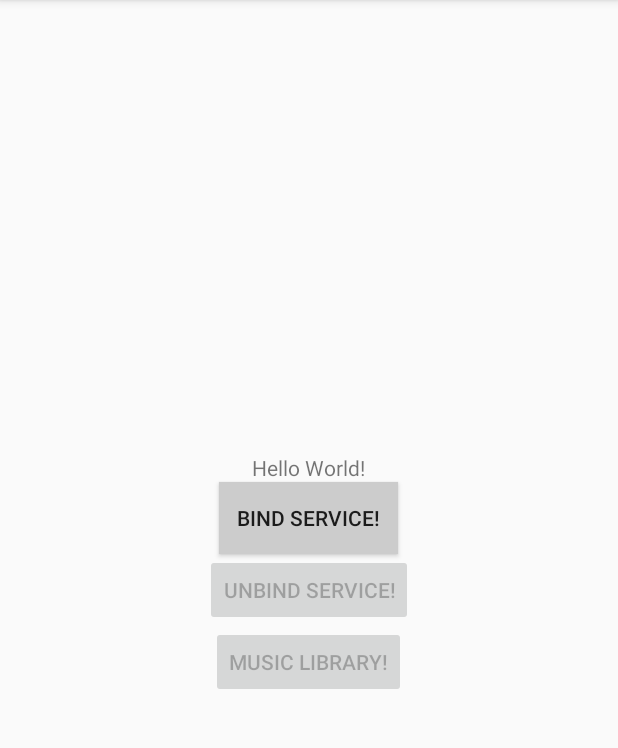
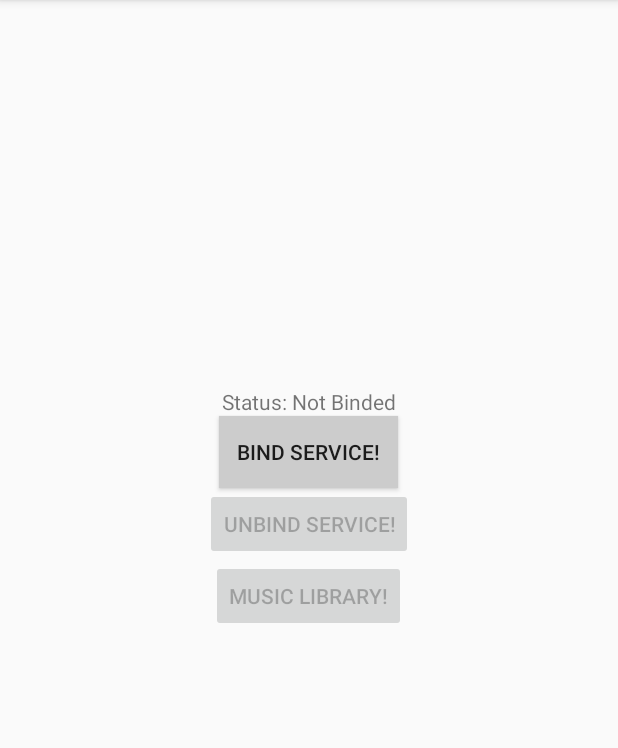
Before and after one commit to laxmena/Android-Services-and-Clients, an Android app: the screen it shows after launch (MainActivity), on a phone screen of 412 x 824 dp, the part 84-832 px from its top. Run offline under Robolectric (Android 15) with nearby library versions, the phone set to English and light mode, and no system bars; libraries missing offline, so code that uses them is left out: com.laxmena.musiccentralservice.

Commit message:
Checkpoint2

```diff
--- a/MusicClient/app/src/main/java/com/laxmena/musicclient/MainActivity.java
+++ b/MusicClient/app/src/main/java/com/laxmena/musicclient/MainActivity.java
@@ -8,26 +8,37 @@ import android.content.Intent;
 import android.content.ServiceConnection;
 import android.content.pm.ServiceInfo;
 import android.graphics.Bitmap;
+import android.media.MediaPlayer;
 import android.os.Bundle;
 import android.os.IBinder;
 import android.os.RemoteException;
 import android.util.Log;
 import android.view.View;
+import android.widget.AdapterView;
+import android.widget.ArrayAdapter;
 import android.widget.Button;
+import android.widget.Spinner;
+import android.widget.TextView;
+import android.widget.Toast;
 
 import com.laxmena.musiccentralservice.MusicCentralService;
 
 import java.io.ByteArrayOutputStream;
+import java.io.IOException;
 
 import static com.laxmena.musicclient.Constants.*;
 import static com.laxmena.musicclient.Constants.TITLE_LIST;
 
-public class MainActivity extends AppCompatActivity {
-    private boolean mBound = false;
+public class MainActivity extends AppCompatActivity implements AdapterView.OnItemSelectedListener {
+    private boolean mBound = false, mPlaying = false;
     private static MusicCentralService mService;
     private String TAG = "MainActivity";
     private Bundle musicBundle = null;
     private Button bind, unbind, showMusicLib;
+    private Spinner spinner;
+    MediaPlayer mPlayer;
+    private String nowPlaying;
+    private TextView nowPlayingComponent, status;
 
     private final ServiceConnection mServiceConnection = new ServiceConnection() {
         @Override
@@ -55,15 +66,50 @@ public class MainActivity extends AppCompatActivity {
         bind = findViewById(R.id.bind);
         unbind = findViewById(R.id.unbind);
         showMusicLib = findViewById(R.id.show_music);
+        spinner = (Spinner) findViewById(R.id.planets_spinner);
+        nowPlayingComponent = findViewById(R.id.nowPlaying);
+        status = findViewById(R.id.status);
 
+        // Update UI based on mBound status
         updateDisplay();
+
+        // Setup Spinner to list Songs in the UI
+        ArrayAdapter<CharSequence> spinnerArrayAdapter =
+                ArrayAdapter.createFromResource(this,
+                        R.array.songTitles,
+                        R.layout.spinner_item);
+        spinnerArrayAdapter.setDropDownViewResource(android.R.layout.simple_spinner_dropdown_item);
+        spinner.setAdapter(spinnerArrayAdapter);
+        spinner.setOnItemSelectedListener(this);
+
     }
 
+    // Method to stop Music Player
+    private void stopMusicPlayer() {
+        if(mPlayer != null)
+            mPlayer.stop();
+    }
+
+    // Method to Start Music Player
+    private void startMusicPlayer(String URL) {
+        mPlayer = new MediaPlayer();
+        try {
+            mPlayer.setDataSource(URL);
+            mPlayer.prepare();
+            mPlayer.start();
+        } catch (IOException e) {
+            e.printStackTrace();
+        }
+    }
+
+    // Stop Music Player, if the activity stops
     @Override
     protected void onStop() {
         super.onStop();
+        stopMusicPlayer();
     }
 
+    // Method to Unbind from service
     private void unbindService() {
         if(mBound) {
             unbindService(mServiceConnection);
@@ -72,6 +118,7 @@ public class MainActivity extends AppCompatActivity {
         updateDisplay();
     }
 
+    // Logic to bind to the service
     private void bindService() {
         if(!mBound) {
             Intent serviceIntent = new Intent(MusicCentralService.class.getName());
@@ -114,38 +161,70 @@ public class MainActivity extends AppCompatActivity {
         return mService;
     }
 
-    private Bundle setAllMusicDetails(Bundle mBundle) {
-        Bundle bundle = new Bundle();
-
-        String[] title = mBundle.getStringArray(TITLE_LIST);
-        String[] artist = mBundle.getStringArray(ARTIST_LIST);
-        Bitmap[] image = new Bitmap[title.length];
-
-        bundle.putStringArray(TITLE_LIST, title);
-        bundle.putStringArray(ARTIST_LIST, artist);
-
-        for (int i = 0; i < title.length; i++) {
-            ByteArrayOutputStream stream = new ByteArrayOutputStream();
-            image[i] = mBundle.getParcelable(title[i]);
-            image[i].compress(Bitmap.CompressFormat.PNG, 100, stream);
-            byte[] byteArray = stream.toByteArray();
-            bundle.putByteArray(title[i], byteArray);
-        }
-
-        return bundle;
-    }
-
     public void updateDisplay() {
         bind.setEnabled(!mBound);
         unbind.setEnabled(mBound);
         showMusicLib.setEnabled(mBound);
-        int bindBG = R.color.enabled;
-        int unbindBG = R.color.disabled;
+        int bindBG, unbindBG;
+
         if(mBound) {
+            status.setText("Status: Binded to Service");
             bindBG = R.color.disabled;
             unbindBG = R.color.enabled;
+            spinner.setVisibility(View.VISIBLE);
+
+        } else {
+            status.setText("Status: Not Binded");
+            bindBG = R.color.enabled;
+            unbindBG = R.color.disabled;
+            spinner.setVisibility(View.INVISIBLE);
         }
         bind.setBackgroundResource(bindBG);
         bind.setBackgroundResource(unbindBG);
+
+        // Make UI Changes if Song is playing now
+        if(mPlaying) {
+            nowPlayingComponent.setVisibility(View.VISIBLE);
+            nowPlayingComponent.setText("Now Playing:");
+        } else {
+            nowPlayingComponent.setVisibility(View.INVISIBLE);
+        }
     }
+
+    @Override
+    public void onItemSelected(AdapterView<?> parent, View view, int position, long id) {
+        stopMusicPlayer();
+        if (mBound) {
+            if (position == 0) {
+                mPlaying = false;
+            } else {
+                Bundle bundle;
+                try {
+                    bundle = mService.getSongInfo(position - 1);
+                    if(bundle != null) {
+                        nowPlaying = bundle.getString(TITLE);
+                        nowPlayingComponent.setText(nowPlaying);
+                        System.out.println(bundle.getString(TITLE));
+                        mPlaying = true;
+                        startMusicPlayer(mService.getSongUrl(position - 1));
+                    } else {
+                        Toast.makeText(this, "Please wait for few seconds, before trying again.", Toast.LENGTH_LONG).show();
+                    }
+                } catch (RemoteException e) {
+                    e.printStackTrace();
+                }
+            }
+        }
+        updateDisplay();
+    }
+
+    @Override
+    public void onNothingSelected(AdapterView<?> parent) {
+    }
+
+    private void playMusic(String URL) {
+        startMusicPlayer(URL);
+    }
+
+
 }
--- a/MusicClient/app/src/main/res/layout/activity_main.xml
+++ b/MusicClient/app/src/main/res/layout/activity_main.xml
@@ -9,6 +9,7 @@
     tools:context=".MainActivity">
 
     <TextView
+        android:id="@+id/status"
         android:layout_width="wrap_content"
         android:layout_height="wrap_content"
         android:text="Hello World!" />
@@ -35,4 +36,19 @@
         android:text="Music Library!"
         android:onClick="showMusicOnClick"/>
 
+    <TextView
+        android:id="@+id/nowPlaying"
+        android:textSize="18sp"
+        android:layout_width="wrap_content"
+        android:layout_height="wrap_content"
+        android:text="song.."/>
+
+    <Spinner
+        android:id="@+id/planets_spinner"
+        android:layout_width="wrap_content"
+        android:layout_height="wrap_content"
+        android:backgroundTint="@color/white"
+        android:contentDescription="Song List"/>
+
+
 </LinearLayout>
--- a/MusicClient/app/src/main/res/values/strings.xml
+++ b/MusicClient/app/src/main/res/values/strings.xml
@@ -4,4 +4,14 @@
     <string name="song_titles_placeholder">Song TitleSong TitleSong Title</string>
     <string name="artist_name_placeholder">Artist</string>
     <string name="song_cover_img_desc">Song Cover</string>
+
+        <string-array name="songTitles">
+            <item>None</item>
+            <item>Song 6</item>
+            <item>Song 8</item>
+            <item>Song 10</item>
+            <item>Song 12</item>
+            <item>Song 14</item>
+        </string-array>
+
 </resources>
```
Also changed, not shown: MusicClient/app/src/main/java/com/laxmena/musicclient/MusicLibraryAdapter.java (+7 -1 lines), MusicClient/app/src/main/res/layout/spinner_item.xml (added, +12 -0 lines), MusicClient/app/src/main/res/drawable/ham.jpg (added), MusicClient/app/src/main/res/drawable/heart.jpg (added).
